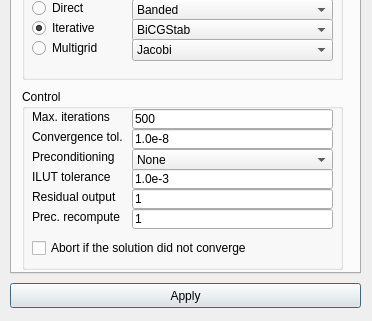
Old version of the form misc/Mesh3D/forms/solverparameters.ui in the repository tehnick/elmerfem; both pictures show x 0 to 372 and y 147 to 468 of the 372 by 468 pixel window.
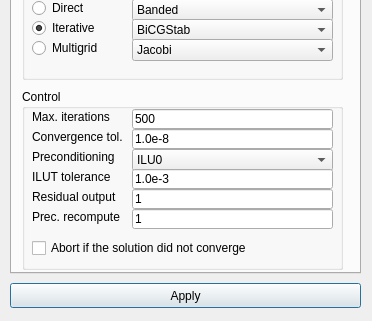
New version of the form. The open tabs and pages were chosen to show the change. Icons and pictures are not drawn.

```diff
--- a/misc/Mesh3D/forms/solverparameters.ui
+++ b/misc/Mesh3D/forms/solverparameters.ui
@@ -653,11 +653,9 @@
         <height>22</height>
        </rect>
       </property>
-      <item>
-       <property name="text" >
-        <string>None</string>
-       </property>
-      </item>
+      <property name="currentIndex" >
+       <number>2</number>
+      </property>
       <item>
        <property name="text" >
         <string>Diagonal</string>
```
Left out of the diff: 2 changed lines with no effect on the pictures.
